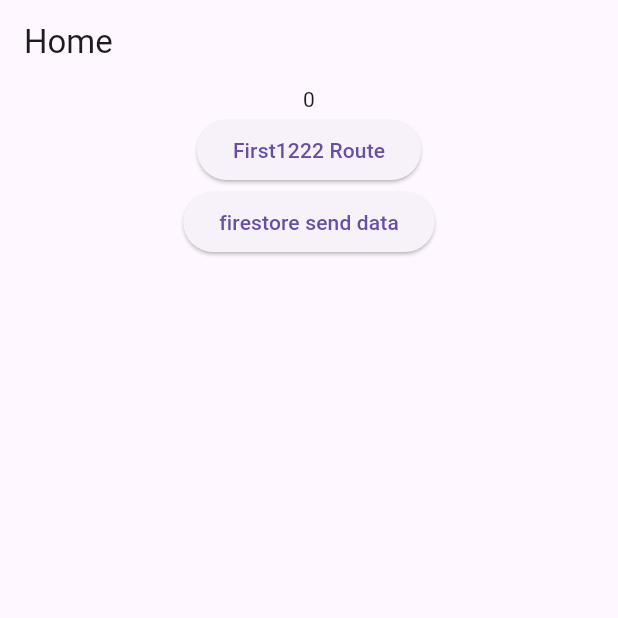
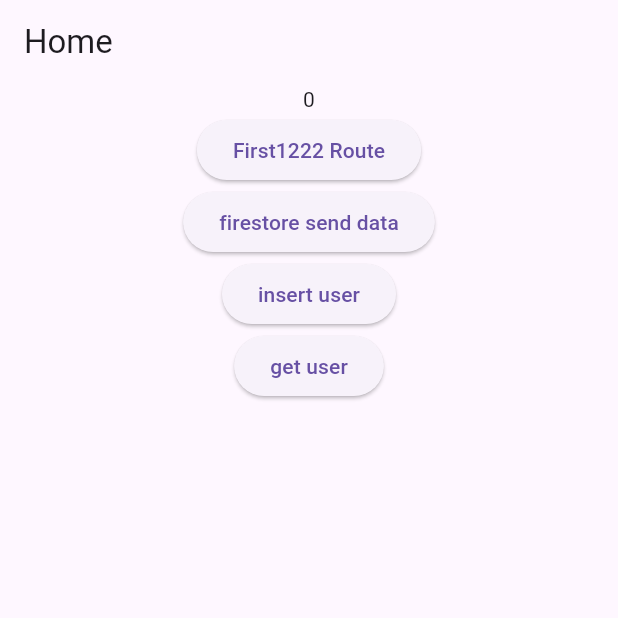
Before and after one commit to ajefri7608/flutter_demo, a Flutter app: the screen it shows after launch, on a phone screen of 412 x 824 dp, the top half of it. Run offline on Flutter 3.47's test engine with Material 3 defaults, Android fonts, the phone set to English and light mode, and no system bars; our stand-ins replace bloc, cloud_firestore, firebase_core, flutter_bloc, sqflite; accounts and stored records are empty.

Commit message:
feature: sqlite persist storage get and insert user function implement

```diff
--- /dev/null
+++ b/flutter_demo/lib/model/user.dart
@@ -0,0 +1,23 @@
+class User {
+  int id;
+  String? name;
+  String? password;
+  String? accessToken;
+
+  User({required this.id, this.name, this.password, this.accessToken});
+
+  User.fromMap(Map<String, dynamic> item)
+      : id = item['id'],
+        name = item["name"],
+        password = item["password"],
+        accessToken = item["accessToken"];
+
+  Map<String, dynamic> toMap() {
+    return {
+      'id': id,
+      'name': name,
+      'password': password,
+      'accessToken': accessToken
+    };
+  }
+}
--- a/flutter_demo/lib/services/sqlite_service.dart
+++ b/flutter_demo/lib/services/sqlite_service.dart
@@ -0,0 +1,47 @@
+import 'package:flutter_demo/model/user.dart';
+import 'package:sqflite/sqflite.dart';
+import 'package:path/path.dart';
+
+Future<Database> initializeDB() async {
+  String path = await getDatabasesPath();
+
+  return openDatabase(
+    join(path, 'database.db'),
+    onCreate: (database, version) async {
+      await database.execute(
+        "CREATE TABLE User(id INTEGER PRIMARY KEY, name TEXT NOT NULL, accessToken TEXT, password TEXT)",
+      );
+    },
+    version: 1,
+  );
+}
+
+class SqliteService {
+  static final Future<Database> database = initializeDB();
+
+  Future<void> insertUser(User user) async {
+    // Get a reference to the database.
+    final db = await database;
+
+    await db.insert(
+      'user',
+      user.toMap(),
+      conflictAlgorithm: ConflictAlgorithm.replace,
+    );
+  }
+
+  Future<User?> getUserName() async {
+    // Get a reference to the database.
+    final db = await database;
+
+    // Query the table for all The Dogs.
+    final List<Map<String, dynamic>> maps =
+        await db.query('user', where: 'id = ?', whereArgs: ['0']);
+
+    // Convert the List<Map<String, dynamic> into a List<Dog>.
+    if (maps.isNotEmpty == true) {
+      return User.fromMap(maps.first);
+    }
+    return null;
+  }
+}
--- a/flutter_demo/lib/view/home/home_screen.dart
+++ b/flutter_demo/lib/view/home/home_screen.dart
@@ -4,6 +4,8 @@ import 'package:flutter/material.dart';
 import 'package:flutter_bloc/flutter_bloc.dart';
 import 'package:flutter_demo/bloc/cubit/counter_cubit.dart';
 import 'package:flutter_demo/model/products.dart';
+import 'package:flutter_demo/model/user.dart';
+import 'package:flutter_demo/services/sqlite_service.dart';
 import 'package:flutter_demo/view/login/login_screen.dart';
 
 import '../../services/firestore_service.dart';
@@ -44,6 +46,24 @@ class HomeScreen extends StatelessWidget {
               products = await loadFakeProductData(),
             },
           ),
+          ElevatedButton(
+            child: const Text('insert user'),
+            onPressed: () async {
+              var testUser =
+                  User(id: 0, name: 'test', accessToken: 'testtoken');
+              var test = await SqliteService().insertUser(testUser);
+              print(testUser);
+            },
+          ),
+          ElevatedButton(
+            child: const Text('get user'),
+            onPressed: () async {
+              var user = User(id: 0, name: 'test', accessToken: 'testtoken');
+              var test = await SqliteService().getUserName();
+              inspect(test);
+              print(test);
+            },
+          ),
         ],
       )),
     );
```
